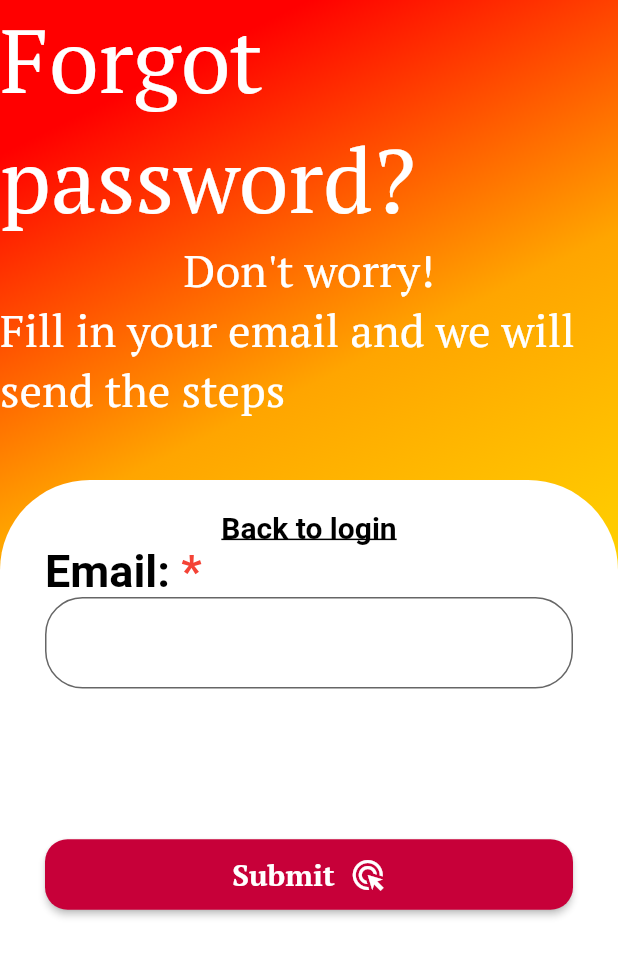
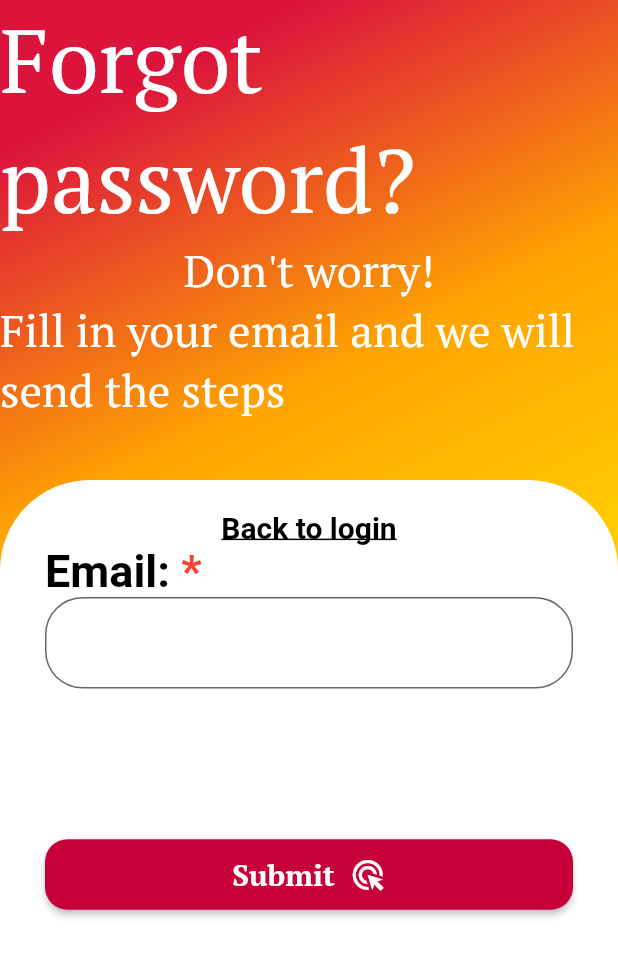
Before and after one commit to adviti-mishra/MediHealth, a Flutter app: the Login screen opened directly, after a tap on "Forgot password?", on a phone screen of 412 x 824 dp. Shown: the top 957 px of the screen. Run offline on Flutter 3.47's test engine with Material 2 defaults, Android fonts, the light colour scheme and no system bars; our stand-ins replace google_fonts; network calls fail; key blocks and very long unbroken strings in the code were emptied for the run.

Commit message:
Colors file. Changed everywhere

```diff
--- /dev/null
+++ b/lib/constants/color_shades.dart
@@ -0,0 +1,14 @@
+import 'package:flutter/material.dart';
+
+class ColorShades {
+  static Color primaryColor1 = const Color(0xFFc70039);
+  static Color primaryColor2 = const Color(0xFFFF4500);
+  static Color primaryColor3 = const Color(0xFFFFD700);
+
+  static Color text1 = Colors.white;
+  static Color text2 = Colors.black;
+
+  static Color secondaryColor1 = const Color(0xFFDC143C);
+  static Color secondaryColor2 = const Color(0xFFDC143C);
+  static Color secondaryColor3 = const Color(0xFFFFA500);
+}
--- a/lib/main.dart
+++ b/lib/main.dart
@@ -1,7 +1,8 @@
 import 'package:flutter/material.dart';
 import 'package:google_fonts/google_fonts.dart';
+import 'package:practice_app/screens/medicine_screen.dart';
 //import 'screens/auth/login.dart';
-import 'screens/auth/medicine_screen.dart';
+import 'screens/medicine_screen.dart';
 
 void main() {
   runApp(const MyApp());
--- a/lib/screens/auth/forgotpassword.dart
+++ b/lib/screens/auth/forgotpassword.dart
@@ -1,5 +1,7 @@
 import 'package:flutter/material.dart';
 import 'package:flutter/gestures.dart';
+import '../../constants/color_shades.dart';
+
 //import 'package:email_validator/email_validator.dart';
 
 class ForgotPassword extends StatefulWidget {
@@ -28,11 +30,11 @@ class _ForgotPasswordState extends State<ForgotPassword> {
   //  <
   AppBar banner() {
     return AppBar(
-      backgroundColor: Colors.white,
+      backgroundColor: ColorShades.text1,
       title: const Text('MediHealth',
           style: TextStyle(fontFamily: 'Oleo Script Swash Caps')),
       leading: IconButton(
-        icon: const Icon(Icons.arrow_back_ios, color: Colors.grey),
+        icon: Icon(Icons.arrow_back_ios, color: ColorShades.text2),
         onPressed: () => Navigator.of(context).pop(),
       ),
     );
@@ -45,25 +47,25 @@ class _ForgotPasswordState extends State<ForgotPassword> {
   Column forgotpasswordDontworryFillemail() {
     return Column(
       crossAxisAlignment: CrossAxisAlignment.start,
-      children: const [
+      children: [
         // Login
         Center(
             child: Text('Forgot password?',
                 style: TextStyle(
-                  color: Colors.white,
+                  color: ColorShades.text1,
                   fontSize: 60,
                 ))),
         Center(
           child: Text('Don\'t worry!',
               style: TextStyle(
-                color: Colors.white,
+                color: ColorShades.text1,
                 fontSize: 30,
               )),
         ),
         Center(
           child: Text('Fill in your email and we will send the steps',
               style: TextStyle(
-                color: Colors.white,
+                color: ColorShades.text1,
                 fontSize: 30,
               )),
         ),
@@ -81,8 +83,8 @@ class _ForgotPasswordState extends State<ForgotPassword> {
         children: [
           TextSpan(
               text: desiredHeader,
-              style: const TextStyle(
-                color: Colors.black,
+              style: TextStyle(
+                color: ColorShades.text2,
                 fontSize: 30,
                 fontWeight: FontWeight.bold,
               )),
@@ -123,17 +125,17 @@ class _ForgotPasswordState extends State<ForgotPassword> {
           return null;
         }
       },
-      style: const TextStyle(color: Colors.black),
+      style: TextStyle(color: ColorShades.text2),
       decoration: InputDecoration(
         hintText: 'Format: someone@example.com',
         hintStyle:
             TextStyle(color: Colors.grey[600], fontStyle: FontStyle.italic),
         filled: true,
         border: OutlineInputBorder(
-          borderSide: const BorderSide(color: Colors.white, width: 2.0),
+          borderSide: BorderSide(color: ColorShades.text1, width: 2.0),
           borderRadius: BorderRadius.circular(25.0),
         ),
-        fillColor: Colors.white,
+        fillColor: ColorShades.text1,
         errorBorder: OutlineInputBorder(
           borderSide: const BorderSide(color: Colors.red, width: 2.0),
           borderRadius: BorderRadius.circular(25.0),
@@ -145,27 +147,27 @@ class _ForgotPasswordState extends State<ForgotPassword> {
   MaterialButton submitButton() {
     return MaterialButton(
       onPressed: _submitLoginForm,
-      color: const Color(0xFFc70039),
+      color: ColorShades.primaryColor1,
       shape: RoundedRectangleBorder(borderRadius: BorderRadius.circular(15)),
       child: Padding(
         padding: const EdgeInsets.symmetric(vertical: 10),
         child: Row(
           mainAxisAlignment: MainAxisAlignment.center,
-          children: const [
+          children: [
             Text(
               'Submit',
               style: TextStyle(
-                color: Colors.white,
+                color: ColorShades.text1,
                 fontWeight: FontWeight.bold,
                 fontSize: 20,
               ),
             ),
-            SizedBox(
+            const SizedBox(
               width: 10,
             ),
             Icon(
               Icons.ads_click_outlined,
-              color: Colors.white,
+              color: ColorShades.text1,
             )
           ],
         ),
@@ -180,9 +182,9 @@ class _ForgotPasswordState extends State<ForgotPassword> {
           ..onTap =
               () => Navigator.canPop(context) ? Navigator.pop(context) : null,
         text: 'Back to login',
-        style: const TextStyle(
+        style: TextStyle(
             decoration: TextDecoration.underline,
-            color: Colors.black,
+            color: ColorShades.text2,
             fontWeight: FontWeight.bold,
             fontSize: 20),
       ),
@@ -192,12 +194,12 @@ class _ForgotPasswordState extends State<ForgotPassword> {
   Container loginPageContent() {
     return Container(
       width: double.infinity,
-      decoration: const BoxDecoration(
+      decoration: BoxDecoration(
           //border: Border.all(color: Colors.black),
           gradient: LinearGradient(begin: Alignment.topCenter, colors: [
-        Color(0xFFFF0000),
-        Color(0xFFFFA500),
-        Color(0xFFFFD700)
+        ColorShades.secondaryColor2,
+         ColorShades.secondaryColor3,
+         ColorShades.primaryColor3
       ])),
       child: Column(
         children: [
@@ -205,9 +207,9 @@ class _ForgotPasswordState extends State<ForgotPassword> {
           verticalSpace(40),
           Expanded(
             child: Container(
-              decoration: const BoxDecoration(
-                  color: Colors.white,
-                  borderRadius: BorderRadius.only(
+              decoration: BoxDecoration(
+                  color:  ColorShades.text1,
+                  borderRadius: const BorderRadius.only(
                       topLeft: Radius.circular(60),
                       topRight: Radius.circular(60))),
               child: SingleChildScrollView(
--- a/lib/screens/auth/login.dart
+++ b/lib/screens/auth/login.dart
@@ -2,6 +2,7 @@ import 'package:flutter/gestures.dart';
 import 'package:flutter/material.dart';
 import 'signup.dart';
 import 'forgotpassword.dart';
+import '../../constants/color_shades.dart';
 //import 'package:email_validator/email_validator.dart';
 
 class Login extends StatefulWidget {
@@ -35,7 +36,7 @@ class _LoginState extends State<Login> {
 
     AppBar banner() {
     return AppBar(
-        backgroundColor: Colors.white,
+        backgroundColor: ColorShades.text1,
         title: const Text('MediHealth',
             style: TextStyle(fontFamily: 'Oleo Script Swash Caps')));
   }
@@ -47,25 +48,25 @@ class _LoginState extends State<Login> {
   Column loginWelcomeBack() {
     return Column(
       crossAxisAlignment: CrossAxisAlignment.start,
-      children: const [
+      children: [
         // Login
         Center(
             child: Text('Login',
                 style: TextStyle(
-                  color: Colors.white,
+                  color: ColorShades.text1,
                   fontSize: 60,
                 ))),
         Center(
           child: Text('Welcome back!',
               style: TextStyle(
-                color: Colors.white,
+                color: ColorShades.text1,
                 fontSize: 30,
               )),
         ),
         Center(
           child: Text('Please fill your credentials',
               style: TextStyle(
-                color: Colors.white,
+                color: ColorShades.text1,
                 fontSize: 30,
               )),
         ),
@@ -77,10 +78,10 @@ class _LoginState extends State<Login> {
     return RichText(
       text: TextSpan(
         children: [
-          const TextSpan(
+          TextSpan(
               text: 'Don\'t have an account?',
               style: TextStyle(
-                  color: Colors.black,
+                  color: ColorShades.text2,
                   fontWeight: FontWeight.bold,
                   fontSize: 20)),
           const TextSpan(text: '    '),
@@ -89,9 +90,9 @@ class _LoginState extends State<Login> {
                 ..onTap = () => Navigator.push(context,
                     MaterialPageRoute(builder: (context) => const SignUp())),
               text: 'Register here',
-              style: const TextStyle(
+              style: TextStyle(
                   decoration: TextDecoration.underline,
-                  color: Colors.black,
+                  color: ColorShades.text2,
                   fontWeight: FontWeight.bold,
                   fontSize: 20))
         ],
@@ -109,8 +110,8 @@ class _LoginState extends State<Login> {
         children: [
           TextSpan(
               text: desiredHeader,
-              style: const TextStyle(
-                color: Colors.black,
+              style: TextStyle(
+                color: ColorShades.text2,
                 fontSize: 30,
                 fontWeight: FontWeight.bold,
               )),
@@ -160,17 +161,17 @@ class _LoginState extends State<Login> {
           return null;
         }
       },
-      style: const TextStyle(color: Colors.black),
+      style: TextStyle(color: ColorShades.text2),
       decoration: InputDecoration(
         hintText: 'Format: someone@example.com',
         hintStyle:
             TextStyle(color: Colors.grey[600], fontStyle: FontStyle.italic),
         filled: true,
         border: OutlineInputBorder(
-          borderSide: const BorderSide(color: Colors.white, width: 2.0),
+          borderSide: BorderSide(color: ColorShades.text1, width: 2.0),
           borderRadius: BorderRadius.circular(25.0),
         ),
-        fillColor: Colors.white,
+        fillColor: ColorShades.text1,
         errorBorder: OutlineInputBorder(
           borderSide: const BorderSide(color: Colors.red, width: 2.0),
           borderRadius: BorderRadius.circular(25.0),
@@ -200,7 +201,7 @@ class _LoginState extends State<Login> {
           return null;
         }
       },
-      style: const TextStyle(color: Colors.black),
+      style: TextStyle(color: ColorShades.text2),
       decoration: InputDecoration(
         suffixIcon: GestureDetector(
           onTap: () {
@@ -214,7 +215,7 @@ class _LoginState extends State<Login> {
         border: OutlineInputBorder(
           borderRadius: BorderRadius.circular(25.0),
         ),
-        fillColor: Colors.white,
+        fillColor: ColorShades.text1,
         errorBorder: OutlineInputBorder(
           borderSide: const BorderSide(color: Colors.red, width: 2.0),
           borderRadius: BorderRadius.circular(25.0),
@@ -234,10 +235,10 @@ class _LoginState extends State<Login> {
                   MaterialPageRoute(
                       builder: (context) => const ForgotPassword()));
             },
-            child: const Text(
+            child: Text(
               'Forgot password?',
               style: TextStyle(
-                color: Colors.black,
+                color: ColorShades.text2,
                 fontWeight: FontWeight.bold,
                   fontSize: 20,
                   decoration: TextDecoration.underline,
@@ -250,27 +251,27 @@ class _LoginState extends State<Login> {
   MaterialButton loginButton() {
     return MaterialButton(
       onPressed: _submitLoginForm,
-      color: const Color(0xFFc70039),
+      color: ColorShades.primaryColor1,
       shape: RoundedRectangleBorder(borderRadius: BorderRadius.circular(15)),
       child: Padding(
         padding: const EdgeInsets.symmetric(vertical: 10),
         child: Row(
           mainAxisAlignment: MainAxisAlignment.center,
-          children: const [
+          children: [
             Text(
               'Login',
               style: TextStyle(
-                color: Colors.white,
+                color: ColorShades.text1,
                 fontWeight: FontWeight.bold,
                 fontSize: 20,
               ),
             ),
-            SizedBox(
+            const SizedBox(
               width: 10,
             ),
             Icon(
               Icons.login,
-              color: Colors.white,
+              color: ColorShades.text1,
             )
           ],
         ),
@@ -281,12 +282,12 @@ class _LoginState extends State<Login> {
   Container loginPageContent() {
     return Container(
       width: double.infinity,
-      decoration: const BoxDecoration(
+      decoration: BoxDecoration(
           //border: Border.all(color: Colors.black),
           gradient: LinearGradient(begin: Alignment.topCenter, colors: [
-        Color(0xFFFF0000),
-        Color(0xFFFFA500),
-        Color(0xFFFFD700)
+          ColorShades.secondaryColor2,
+          ColorShades.secondaryColor3,
+          ColorShades.primaryColor3
       ])),
       child: Column(
         children: [
@@ -294,9 +295,9 @@ class _LoginState extends State<Login> {
           verticalSpace(40),
           Expanded(
             child: Container(
-              decoration: const BoxDecoration(
-                  color: Colors.white,
-                  borderRadius: BorderRadius.only(
+              decoration:  BoxDecoration(
+                  color:  ColorShades.text1,
+                  borderRadius: const BorderRadius.only(
                       topLeft: Radius.circular(60),
                       topRight: Radius.circular(60))),
               child: SingleChildScrollView(
```
Also changed, not shown: lib/screens/auth/medicine_screen.dart (deleted, +0 -36 lines), lib/screens/auth/signup.dart (+33 -32 lines), lib/screens/medicine_screen.dart (added, +41 -0 lines), lib/screens/widgets/drawer_widget.dart (added, +19 -0 lines), lib/screens/widgets/medicine_widget.dart (+92 -50 lines), pubspec.yaml (+5 -2 lines), assets/images/MediHealth_logo.png (added), 13 other files.
